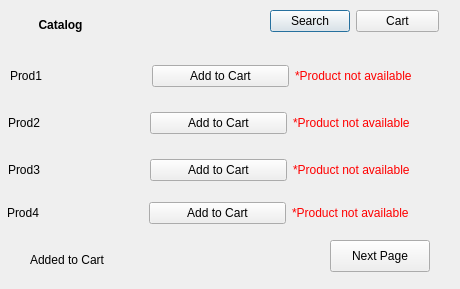
Old version of the form products.ui in the repository aishakandeell/cs2labproject.
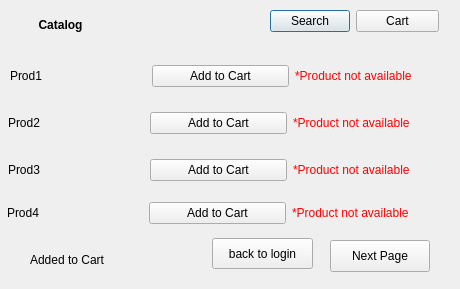
New version of the form.

The edit to the form file:
```diff
--- a/products.ui
+++ b/products.ui
@@ -210,6 +210,19 @@
     </item>
    </layout>
   </widget>
+  <widget class="QPushButton" name="login">
+   <property name="geometry">
+    <rect>
+     <x>212</x>
+     <y>238</y>
+     <width>101</width>
+     <height>31</height>
+    </rect>
+   </property>
+   <property name="text">
+    <string>back to login</string>
+   </property>
+  </widget>
  </widget>
  <resources/>
  <connections/>
```
